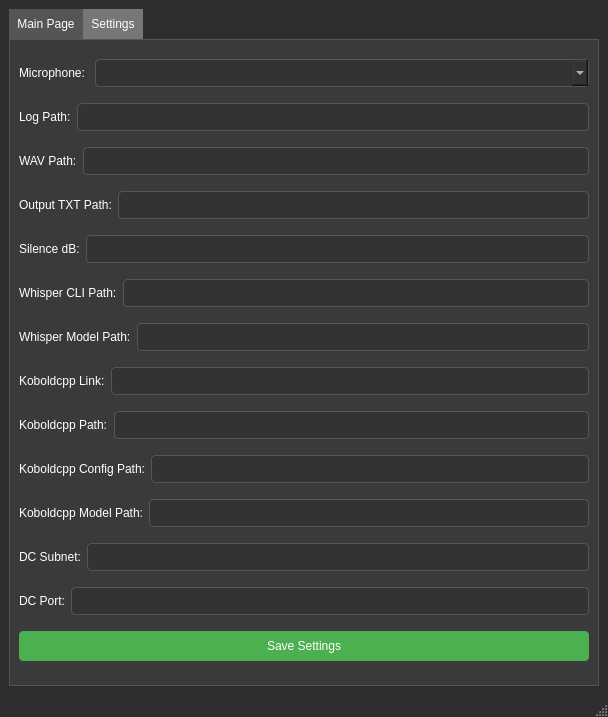
Qt form mainwindow.ui (VLPLAY-Games/AI-asisstant) before a commit.
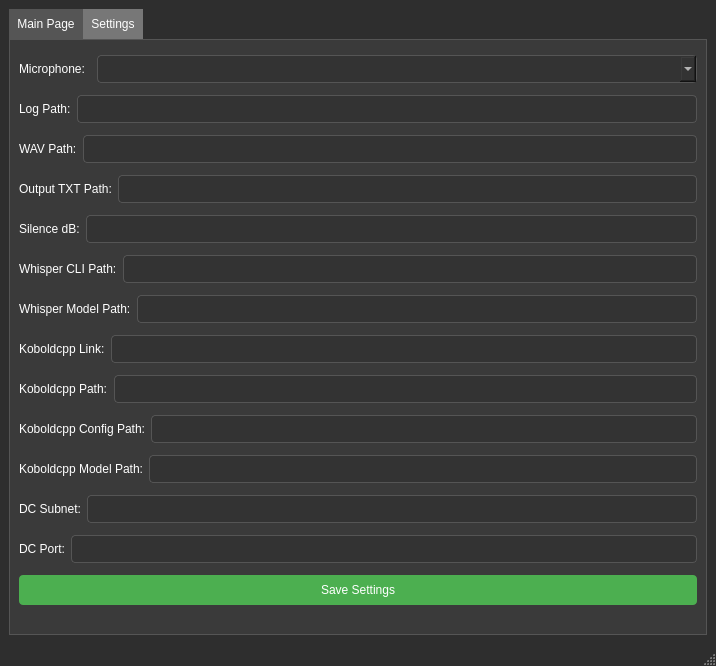
The same form after that commit. The open tabs and pages were chosen to show the change.

Patch:
```diff
--- a/mainwindow.ui
+++ b/mainwindow.ui
@@ -6,10 +6,16 @@
    <rect>
     <x>0</x>
     <y>0</y>
-    <width>608</width>
-    <height>717</height>
+    <width>716</width>
+    <height>666</height>
    </rect>
   </property>
+  <property name="minimumSize">
+   <size>
+    <width>0</width>
+    <height>666</height>
+   </size>
+  </property>
   <property name="windowTitle">
    <string>AI-Assistant v0.3.0</string>
   </property>
@@ -160,7 +166,7 @@
            <widget class="QComboBox" name="microphoneComboBox">
             <property name="minimumSize">
              <size>
-              <width>494</width>
+              <width>600</width>
               <height>0</height>
              </size>
             </property>
```
Left out of the diff: 4 changed lines with no effect on the pictures. Lines whose indentation alone changed are shown as unchanged.
